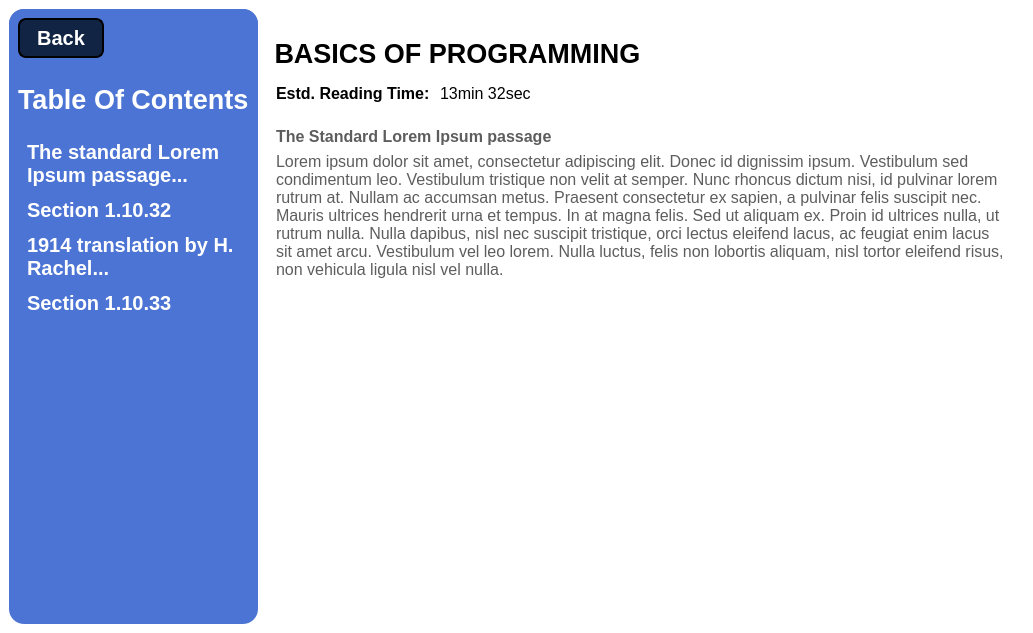
Before: the Qt Designer form xedu/ui/course_reading.ui in Project-K-Official/kavach-studyblu, drawn with Qt 5.
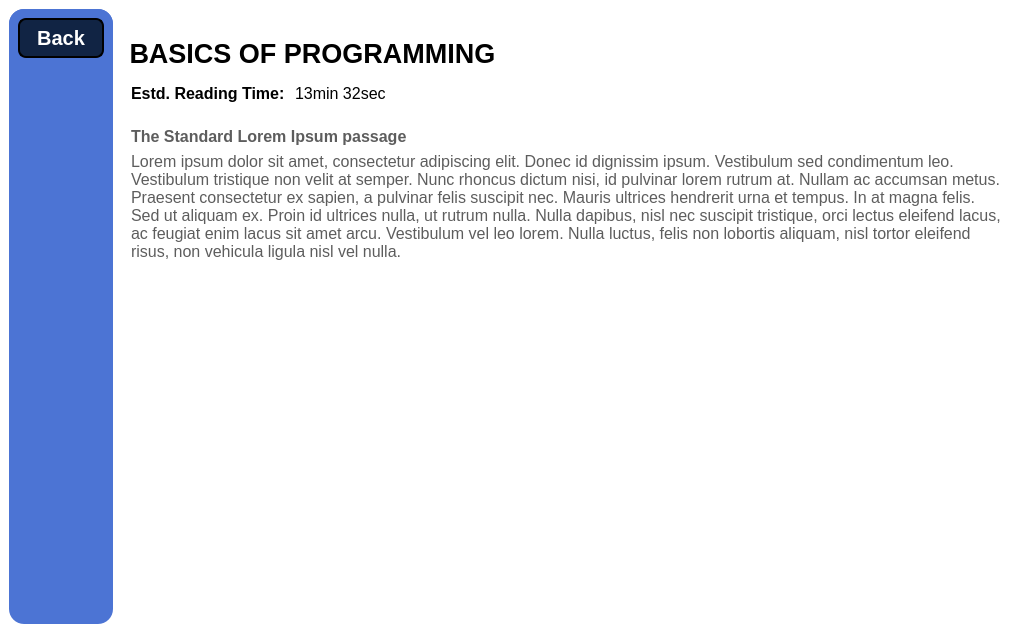
After: the same form once the commit is applied.

Commit message: Removed Table of Contents from the course reading page

What changed in the file:
```diff
--- a/xedu/ui/course_reading.ui
+++ b/xedu/ui/course_reading.ui
@@ -277,7 +277,7 @@
          <x>0</x>
          <y>0</y>
          <width>245</width>
-         <height>390</height>
+         <height>58</height>
         </rect>
        </property>
        <property name="sizePolicy">
@@ -324,296 +324,6 @@
           </property>
          </widget>
         </item>
-        <item row="3" column="0">
-         <widget class="QLabel" name="Head">
-          <property name="sizePolicy">
-           <sizepolicy hsizetype="Minimum" vsizetype="Maximum">
-            <horstretch>0</horstretch>
-            <verstretch>0</verstretch>
-           </sizepolicy>
-          </property>
-          <property name="font">
-           <font>
-            <pointsize>-1</pointsize>
-            <italic>false</italic>
-            <bold>true</bold>
-           </font>
-          </property>
-          <property name="styleSheet">
-           <string notr="true">color:rgb(255,255,255);
-font:bold;
-font-size:27px</string>
-          </property>
-          <property name="text">
-           <string>Table Of Contents</string>
-          </property>
-          <property name="scaledContents">
-           <bool>true</bool>
-          </property>
-          <property name="alignment">
-           <set>Qt::AlignLeading|Qt::AlignLeft|Qt::AlignTop</set>
-          </property>
-         </widget>
-        </item>
-        <item row="4" column="0">
-         <spacer name="verticalSpacer_2">
-          <property name="orientation">
-           <enum>Qt::Vertical</enum>
-          </property>
-          <property name="sizeType">
-           <enum>QSizePolicy::Maximum</enum>
-          </property>
-          <property name="sizeHint" stdset="0">
-           <size>
-            <width>20</width>
-            <height>10</height>
-           </size>
-          </property>
-         </spacer>
-        </item>
-        <item row="5" column="0">
-         <widget class="QGroupBox" name="groupBox">
-          <property name="sizePolicy">
-           <sizepolicy hsizetype="Preferred" vsizetype="Maximum">
-            <horstretch>0</horstretch>
-            <verstretch>0</verstretch>
-           </sizepolicy>
-          </property>
-          <property name="font">
-           <font>
-            <pointsize>14</pointsize>
-            <bold>true</bold>
-           </font>
-          </property>
-          <property name="styleSheet">
-           <string notr="true">border: none;</string>
-          </property>
-          <property name="title">
-           <string/>
-          </property>
-          <property name="alignment">
-           <set>Qt::AlignLeading|Qt::AlignLeft|Qt::AlignTop</set>
-          </property>
-          <layout class="QVBoxLayout" name="verticalLayout">
-           <property name="sizeConstraint">
-            <enum>QLayout::SetDefaultConstraint</enum>
-           </property>
-           <item>
-            <widget class="QLabel" name="label">
-             <property name="sizePolicy">
-              <sizepolicy hsizetype="Preferred" vsizetype="Maximum">
-               <horstretch>0</horstretch>
-               <verstretch>0</verstretch>
-              </sizepolicy>
-             </property>
-             <property name="font">
-              <font>
-               <pointsize>-1</pointsize>
-               <italic>false</italic>
-               <bold>true</bold>
-              </font>
-             </property>
-             <property name="styleSheet">
-              <string notr="true">color:rgb(255,255,255);
-font:bold;
-font-size:20px</string>
-             </property>
-             <property name="text">
-              <string>The standard Lorem Ipsum passage...</string>
-             </property>
-             <property name="alignment">
-              <set>Qt::AlignLeading|Qt::AlignLeft|Qt::AlignTop</set>
-             </property>
-             <property name="wordWrap">
-              <bool>true</bool>
-             </property>
-            </widget>
-           </item>
-           <item>
-            <spacer name="verticalSpacer_3">
-             <property name="orientation">
-              <enum>Qt::Vertical</enum>
-             </property>
-             <property name="sizeType">
-              <enum>QSizePolicy::Maximum</enum>
-             </property>
-             <property name="sizeHint" stdset="0">
-              <size>
-               <width>20</width>
-               <height>5</height>
-              </size>
-             </property>
-            </spacer>
-           </item>
-           <item>
-            <widget class="QLabel" name="label_2">
-             <property name="sizePolicy">
-              <sizepolicy hsizetype="Preferred" vsizetype="Maximum">
-               <horstretch>0</horstretch>
-               <verstretch>0</verstretch>
-              </sizepolicy>
-             </property>
-             <property name="font">
-              <font>
-               <pointsize>-1</pointsize>
-               <italic>false</italic>
-               <bold>true</bold>
-              </font>
-             </property>
-             <property name="styleSheet">
-              <string notr="true">color:rgb(255,255,255);
-font:bold;
-font-size:20px</string>
-             </property>
-             <property name="text">
-              <string>Section 1.10.32</string>
-             </property>
-             <property name="alignment">
-              <set>Qt::AlignLeading|Qt::AlignLeft|Qt::AlignTop</set>
-             </property>
-             <property name="wordWrap">
-              <bool>true</bool>
-             </property>
-             <property name="margin">
-              <number>0</number>
-             </property>
-            </widget>
-           </item>
-           <item>
-            <spacer name="verticalSpacer_4">
-             <property name="orientation">
-              <enum>Qt::Vertical</enum>
-             </property>
-             <property name="sizeType">
-              <enum>QSizePolicy::Maximum</enum>
-             </property>
-             <property name="sizeHint" stdset="0">
-              <size>
-               <width>20</width>
-               <height>5</height>
-              </size>
-             </property>
-            </spacer>
-           </item>
-           <item>
-            <widget class="QLabel" name="label_3">
-             <property name="sizePolicy">
-              <sizepolicy hsizetype="Preferred" vsizetype="Maximum">
-               <horstretch>0</horstretch>
-               <verstretch>0</verstretch>
-              </sizepolicy>
-             </property>
-             <property name="font">
-              <font>
-               <pointsize>-1</pointsize>
-               <italic>false</italic>
-               <bold>true</bold>
-              </font>
-             </property>
-             <property name="styleSheet">
-              <string notr="true">color:rgb(255,255,255);
-font:bold;
-font-size:20px</string>
-             </property>
-             <property name="text">
-              <string>1914 translation by H. Rachel...</string>
-             </property>
-             <property name="alignment">
-              <set>Qt::AlignLeading|Qt::AlignLeft|Qt::AlignTop</set>
-             </property>
-             <property name="wordWrap">
-              <bool>true</bool>
-             </property>
-             <property name="margin">
-              <number>0</number>
-             </property>
-            </widget>
-           </item>
-           <item>
-            <spacer name="verticalSpacer_5">
-             <property name="orientation">
-              <enum>Qt::Vertical</enum>
-             </property>
-             <property name="sizeType">
-              <enum>QSizePolicy::Maximum</enum>
-             </property>
-             <property name="sizeHint" stdset="0">
-              <size>
-               <width>20</width>
-               <height>5</height>
-              </size>
-             </property>
-            </spacer>
-           </item>
-           <item>
-            <widget class="QLabel" name="label_4">
-             <property name="sizePolicy">
-              <sizepolicy hsizetype="Preferred" vsizetype="Maximum">
-               <horstretch>0</horstretch>
-               <verstretch>0</verstretch>
-              </sizepolicy>
-             </property>
-             <property name="font">
-              <font>
-               <pointsize>-1</pointsize>
-               <italic>false</italic>
-               <bold>true</bold>
-              </font>
-             </property>
-             <property name="styleSheet">
-              <string notr="true">color:rgb(255,255,255);
-font:bold;
-font-size:20px</string>
-             </property>
-             <property name="text">
-              <string>Section 1.10.33</string>
-             </property>
-             <property name="alignment">
-              <set>Qt::AlignLeading|Qt::AlignLeft|Qt::AlignTop</set>
-             </property>
-             <property name="wordWrap">
-              <bool>true</bool>
-             </property>
-             <property name="margin">
-              <number>0</number>
-             </property>
-            </widget>
-           </item>
-           <item>
-            <spacer name="verticalSpacer_6">
-             <property name="orientation">
-              <enum>Qt::Vertical</enum>
-             </property>
-             <property name="sizeType">
-              <enum>QSizePolicy::Maximum</enum>
-             </property>
-             <property name="sizeHint" stdset="0">
-              <size>
-               <width>20</width>
-               <height>5</height>
-              </size>
-             </property>
-            </spacer>
-           </item>
-          </layout>
-         </widget>
-        </item>
-        <item row="2" column="0">
-         <spacer name="verticalSpacer">
-          <property name="orientation">
-           <enum>Qt::Vertical</enum>
-          </property>
-          <property name="sizeType">
-           <enum>QSizePolicy::Maximum</enum>
-          </property>
-          <property name="sizeHint" stdset="0">
-           <size>
-            <width>20</width>
-            <height>20</height>
-           </size>
-          </property>
-         </spacer>
-        </item>
        </layout>
       </widget>
      </widget>
```
